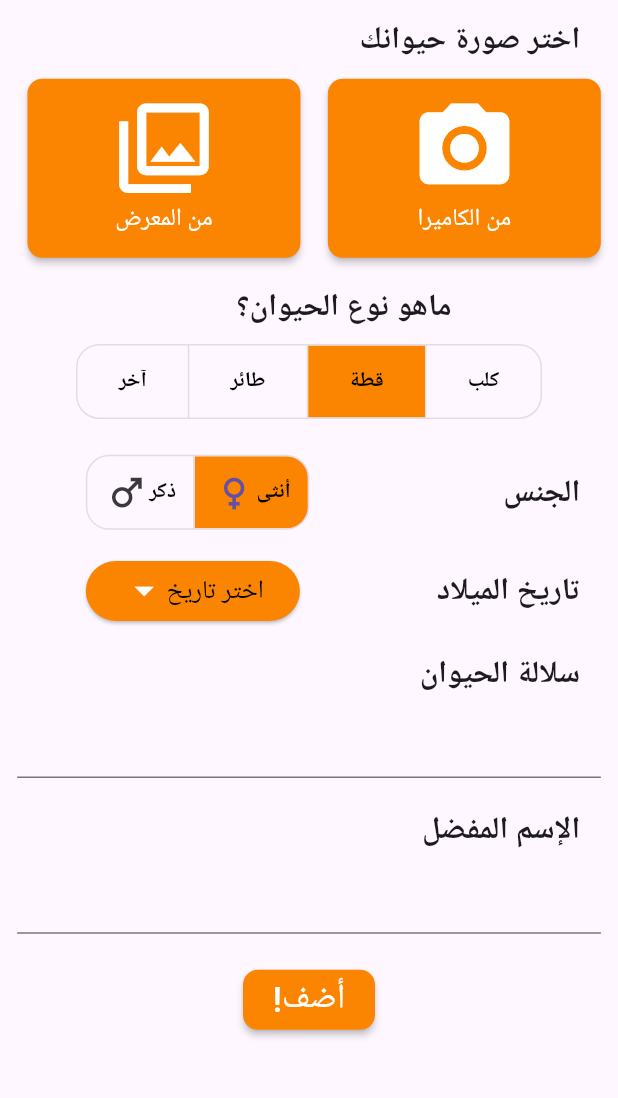
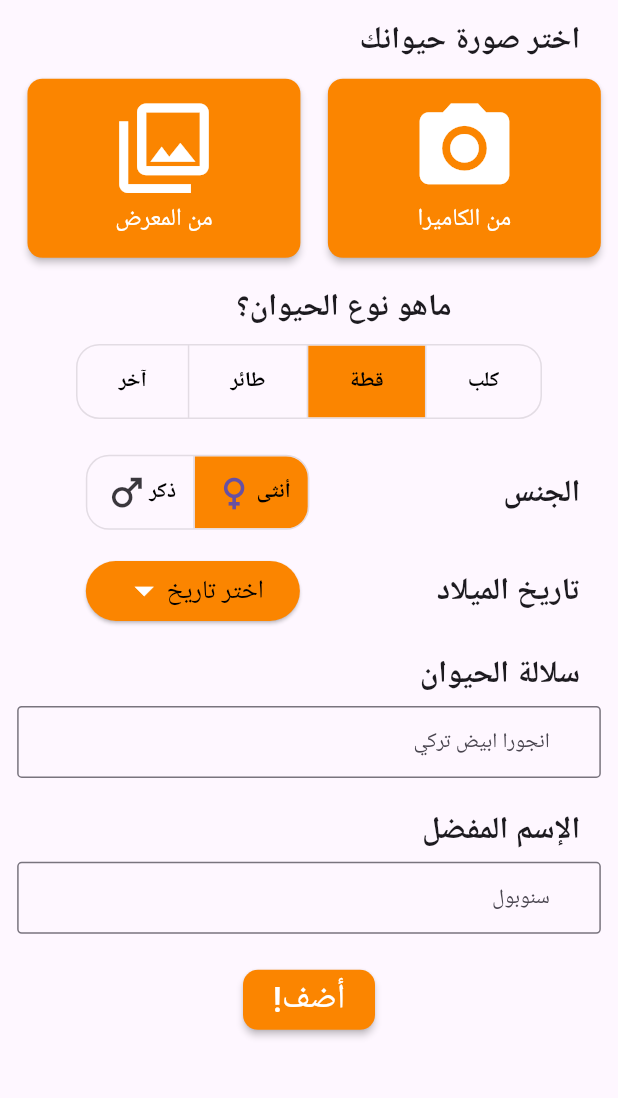
Before and after one commit to SaeedKtGitHub/PetConnet, a Flutter app: the AddNewPet screen opened by its route, on a phone screen of 412 x 824 dp, the part 81-1179 px from its top. Run offline on Flutter 3.47's test engine with Material 3 defaults, Android fonts, the phone set to English and light mode, and no system bars; our stand-ins replace carousel_slider, dartz, flutter_screenutil, get, image_picker, shared_preferences; missing offline and left inert: flutter_inappwebview; accounts and stored records are empty.

Commit message:
FIX custom_text_form

```diff
--- a/lib/view/widgets/auth/custom_text_form.dart
+++ b/lib/view/widgets/auth/custom_text_form.dart
@@ -7,10 +7,10 @@ class CustomTextForm extends StatelessWidget {
       this.obscureText,
       this.onTapIcon,
       required this.hintText,
-        this.labelText,
-        this.iconData,
-        this.prefixText,
-        this.suffixText,
+      this.labelText,
+      this.iconData,
+      this.prefixText,
+      this.suffixText,
       required this.myController,
       required this.valid,
       required this.isNumber});
@@ -22,9 +22,9 @@ class CustomTextForm extends StatelessWidget {
   final TextEditingController? myController;
   final bool isNumber;
   final bool? obscureText;
-  final void Function()? onTapIcon;
   final String? prefixText;
   final String? suffixText;
+  final void Function()? onTapIcon;
   @override
   Widget build(BuildContext context) {
     return Container(
@@ -38,6 +38,10 @@ class CustomTextForm extends StatelessWidget {
         obscureText: obscureText == null || obscureText == false ? false : true,
         controller: myController,
         decoration: InputDecoration(
+            suffixText: suffixText != null ? suffixText : null,
+            prefixText: prefixText != null
+                ? prefixText
+                : null, //prefixText != null ? prefixText : null,
             focusedBorder: const OutlineInputBorder(
               borderSide: BorderSide(color: AppColor.primaryColor),
             ),
@@ -55,18 +59,6 @@ class CustomTextForm extends StatelessWidget {
                     ),
                   )
                 : null,
-
-
-            suffixText: suffixText != null ? suffixText : null,
-            prefixText: prefixText != null
-                ? prefixText
-                : null, //prefixText != null ? prefixText : null,
-                    margin: const EdgeInsets.symmetric(horizontal: 9),
-                    child: Text(
-                      labelText!,
-                      style: const TextStyle(color: AppColor.primaryColor),
-                    ),
-                  )
             suffixIcon: InkWell(
               onTap: onTapIcon,
               child: Icon(
```
